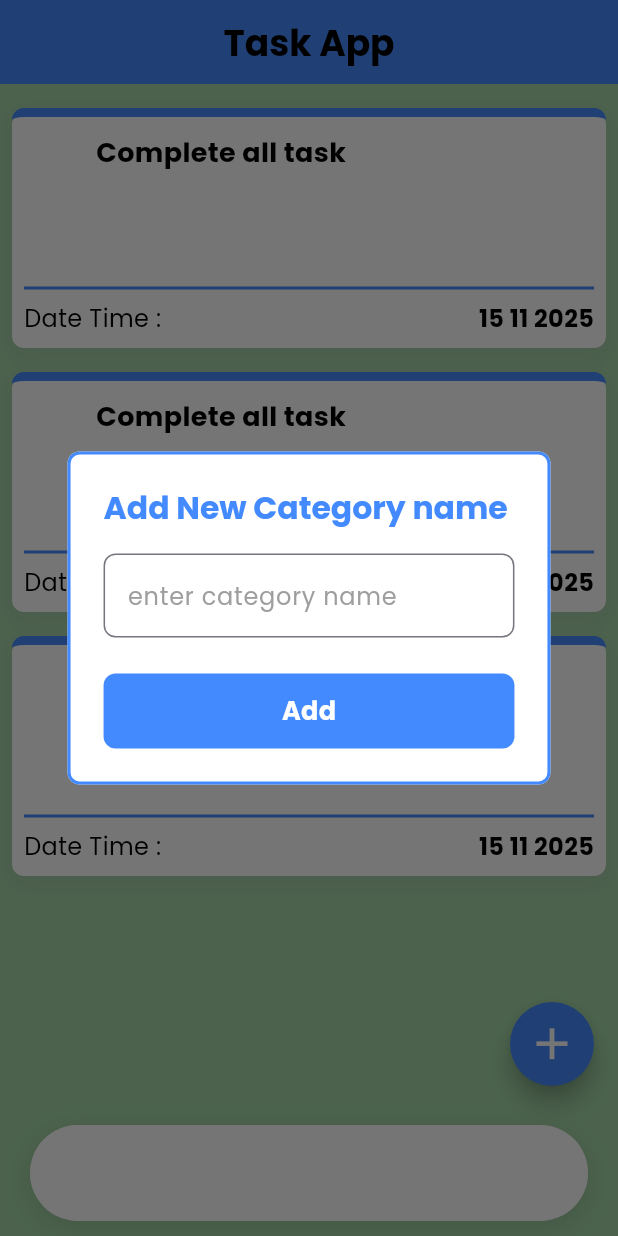
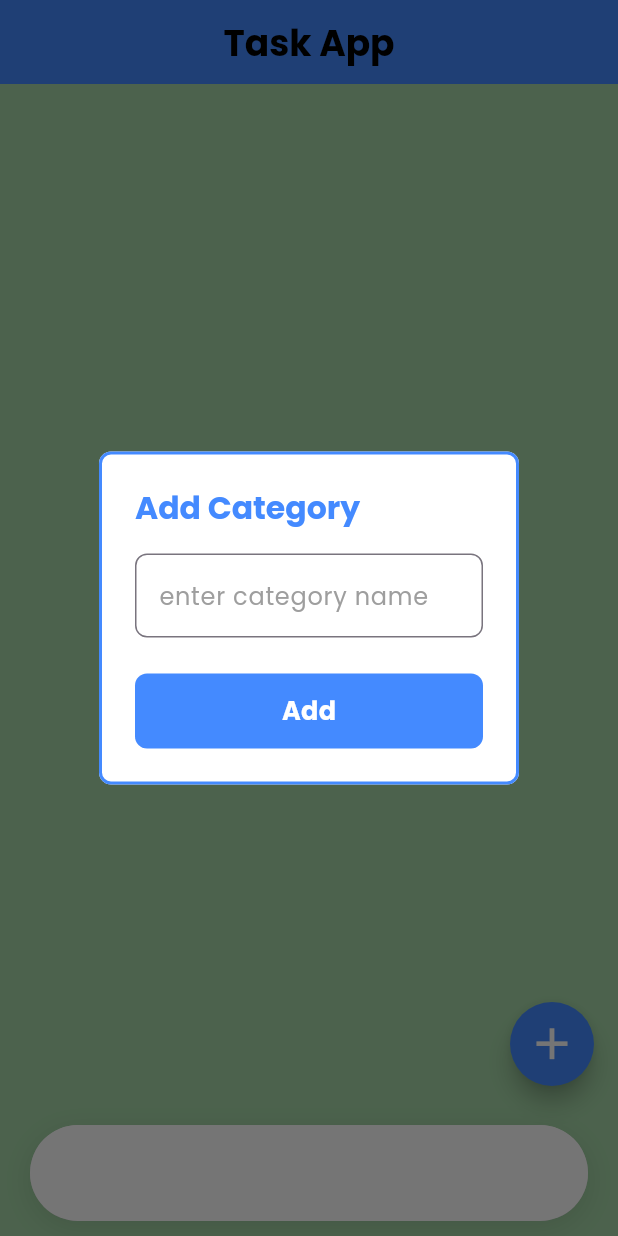
Before and after one commit to Narak76543/task_app_flutter, a Flutter app: the screen it shows after launch, item 2 of the bottom bar chosen, after a tap on the "add" icon, on a phone screen of 412 x 824 dp. Run offline on Flutter 3.47's test engine with Material 3 defaults, Android fonts, the phone set to English and light mode, and no system bars; our stand-ins replace get, google_fonts, sqflite; accounts and stored records are empty.

Commit message:
update on CategoryName display and date time formarter

```diff
--- a/lib/data/model/category_model.dart
+++ b/lib/data/model/category_model.dart
@@ -4,9 +4,13 @@ class CategoryModel {
   final String title;
   final String dateTime;
 
-  CategoryModel({
-    this.id,
-    required this.title,
-    required this.dateTime,
-  });
+  CategoryModel({this.id, required this.title, required this.dateTime});
+
+  factory CategoryModel.fromJson(Map<String, dynamic> json) {
+    return CategoryModel(
+      id: json['id'],
+      title: json['title'],
+      dateTime: json['dateTime'],
+    );
+  }
 }
--- a/lib/data/repo/repository.dart
+++ b/lib/data/repo/repository.dart
@@ -2,5 +2,6 @@ import 'package:taskapp/data/model/category_model.dart';
 
 abstract class Repository {
   Future<void> addCategory ( CategoryModel category);
+  Future<List<CategoryModel>> getAllCategory ();
 
 }
--- a/lib/data/repo/repository_implement.dart
+++ b/lib/data/repo/repository_implement.dart
@@ -1,5 +1,3 @@
-// lib/data/repo/repository_impl.dart
-
 import 'package:taskapp/data/model/category_model.dart';
 import 'package:taskapp/data/repo/repository.dart';
 import 'package:taskapp/data/source/data_source.dart'; // We will create this next
@@ -16,4 +14,13 @@ class RepositoryImpl implements Repository {
     // The repository delegates the actual work to the data source.
     return _dataSource.addCategory(category);
   }
+
+  @override
+  Future<List<CategoryModel>> getAllCategory()  async{
+    try {
+      return await _dataSource.getAllCategory();
+    } catch (e) {
+      throw Exception('failed to get all Category : $e');
+    }
+  }
 }
--- a/lib/data/source/data_source.dart
+++ b/lib/data/source/data_source.dart
@@ -20,12 +20,19 @@ class DataSource {
     // Insert the category into the database
     await db.insert(
       CategoryModel.tableName, // Use the table name from the model
-      {
-        'title': category.title,
-        'dateTime': category.dateTime,
-      },
+      {'title': category.title, 'dateTime': category.dateTime},
       conflictAlgorithm: ConflictAlgorithm.replace, // Handle conflicts
     );
+  }
+
+  Future<List<CategoryModel>> getAllCategory() async {
+    try {
+      final db = await AppDatabase.instance.db;
+      final result = await db.query(CategoryModel.tableName);
+      return result.map((e) => CategoryModel.fromJson(e)).toList();
+    } catch (e) {
+      throw Exception('failed to add Category : $e');
+    }
   }
 
   // You would add other methods here, for example:
--- a/lib/database/local_data.dart
+++ b/lib/database/local_data.dart
@@ -1,3 +1,6 @@
+import 'package:taskapp/data/model/category_model.dart';
+
 abstract class LocalData {
   Future<void> addCategory({required String title, required String dateTime});
+  Future<List<CategoryModel>> getAllCategory();
 }
--- a/lib/database/local_data_implement.dart
+++ b/lib/database/local_data_implement.dart
@@ -20,4 +20,10 @@ class LocalDataImplement extends LocalData {
       throw Exception('failed to add Category : $e');
     }
   }
+
+  @override
+  Future<List<CategoryModel>> getAllCategory() {
+    // TODO: implement GetAllCategory
+    throw UnimplementedError();
+  }
 }
--- a/lib/main.dart
+++ b/lib/main.dart
@@ -10,9 +10,9 @@ import 'database/app_database.dart';
 class InitialBinding extends Bindings {
   @override
   Future<void> dependencies() async {
+
     final appDatabase = AppDatabase.instance;
     Get.put<AppDatabase>(appDatabase, permanent: true);
-
     Get.lazyPut<DataSource>(() => DataSource(Get.find()));
     Get.lazyPut<Repository>(() => RepositoryImpl(Get.find()));
   }
--- a/lib/presentation/category/category_controller.dart
+++ b/lib/presentation/category/category_controller.dart
@@ -8,7 +8,6 @@ class CategoryController extends GetxController {
   late final Repository _repository;
   final RxList<CategoryModel> categories = <CategoryModel>[].obs;
 
-  /// Optional injection for tests; otherwise resolves with Get.find
   CategoryController({Repository? repository}) {
     if (repository != null) {
       _repository = repository;
@@ -20,7 +19,7 @@ class CategoryController extends GetxController {
   @override
   void onInit() {
     super.onInit();
-    // optionally load existing categories here if repository provides a read method
+    getAllCategory();
   }
 
   /// Adds a category. Returns `true` on success, `false` on failure.
@@ -39,7 +38,7 @@ class CategoryController extends GetxController {
     try {
       final model = CategoryModel(title: trimmed, dateTime: dateTime);
       await _repository.addCategory(model);
-      categories.add(model);
+      categories.add(model); // RxList will notify Obx; call update() if using GetBuilder
       update();
       return true;
     } catch (e) {
@@ -49,8 +48,22 @@ class CategoryController extends GetxController {
         backgroundColor: Colors.redAccent,
         colorText: Colors.white,
       );
-      // Optionally log `e` somewhere
       return false;
     }
   }
+
+  Future<void> getAllCategory() async {
+    try {
+      final result = await _repository.getAllCategory();
+      categories.assignAll(result ?? <CategoryModel>[]); // replace content atomically
+      update(); // keep for GetBuilder; safe even with Obx
+    } catch (e) {
+      Get.snackbar(
+        'Error',
+        'Failed to fetch categories',
+        backgroundColor: Colors.redAccent,
+        colorText: Colors.white,
+      );
+    }
+  }
 }
--- a/lib/presentation/category/category_screen.dart
+++ b/lib/presentation/category/category_screen.dart
@@ -22,16 +22,29 @@ class _CategoryScreenState extends State<CategoryScreen> {
   final DateTime _dateTime = DateTime.now();
 
   @override
+  void initState() {
+    _controller.getAllCategory();
+    super.initState();
+  }
+
+  @override
   Widget build(BuildContext context) {
     return Scaffold(
       backgroundColor: Colors.green[200],
-      body: Column(
-        children: [
-          SizedBox(height: space),
-          BoxWidget(),
-          BoxWidget(),
-          BoxWidget(),
-        ],
+      body: GetBuilder<CategoryController>(
+        init: _controller,
+        initState: (state) => _controller.getAllCategory(),
+        builder: (controller) {
+          return ListView.builder(
+            itemCount: _controller.categories.length,
+            itemBuilder: (context, index) {
+              final record = _controller.categories[index];
+              return BoxWidget(
+                text: record.title,
+                dateTime: record.dateTime,
+              );
+            },);
+        },
       ),
       floatingActionButton: FloatingActionButton(
         backgroundColor: kBlueColor,
@@ -39,6 +52,17 @@ class _CategoryScreenState extends State<CategoryScreen> {
           showDialog(
             context: context,
             builder: (context) {
+              return _openAppCategory();
+            },
+          );
+        },
+        shape: CircleBorder(),
+        child: Icon(Icons.add, color: kWhiteColor, size: 35),
+      ),
+    );
+  }
+
+  AlertDialog _openAppCategory() {
     return AlertDialog(
       backgroundColor: kWhiteColor,
       shape: RoundedRectangleBorder(
@@ -46,7 +70,7 @@ class _CategoryScreenState extends State<CategoryScreen> {
         borderRadius: BorderRadius.circular(radius),
       ),
       title: TextWidget.textWidget(
-                  text: "Add New Category name ",
+        text: "Add Category",///////////////////////////
         fontSize: 21,
         color: kBlueColor,
         fontWeight: FontWeight.bold,
@@ -65,7 +89,9 @@ class _CategoryScreenState extends State<CategoryScreen> {
       actions: [
         ButtonWidget(
           onPressed: () {
-                      _controller.addCategory(_categoryController.text, _dateTime.toString());
+            Navigator.of(context).pop();
+            _controller.addCategory(
+                _categoryController.text, _dateTime.toString());
             print("======================${_categoryController.text}");
             print("===============${_dateTime}");
           },
@@ -75,12 +101,5 @@ class _CategoryScreenState extends State<CategoryScreen> {
         ),
       ],
     );
-            },
-          );
-        },
-        shape: CircleBorder(),
-        child: Icon(Icons.add, color: kWhiteColor, size: 35),
-      ),
-    );
   }
 }
--- a/lib/presentation/widget/box_widget.dart
+++ b/lib/presentation/widget/box_widget.dart
@@ -1,12 +1,16 @@
 import 'package:flutter/material.dart';
 import 'package:taskapp/presentation/widget/divider_widget.dart';
 import 'package:taskapp/presentation/widget/text_widget.dart';
+import 'package:taskapp/utils/helper.dart';
 
 import '../../core/constance.dart';
 import '../../core/space.dart';
 
 class BoxWidget extends StatelessWidget {
-  const BoxWidget({super.key});
+  const BoxWidget({super.key, required this.text, required this.dateTime});
+  final String text ;
+  final String dateTime ;
+
   final String checkList = "assets/icons/checklist.png";
 
   @override
@@ -36,7 +40,7 @@ class BoxWidget extends StatelessWidget {
               children: [
                 IconButton(onPressed: (){}, icon: Image.asset(checkList,height: 25, color: kBlueColor)),
                 TextWidget.textWidget(
-                  text: "Complete all task ",
+                  text: text,
                   fontWeight: FontWeight.bold,
                   fontSize: 18,
                 ),
@@ -54,7 +58,7 @@ class BoxWidget extends StatelessWidget {
               mainAxisAlignment: MainAxisAlignment.spaceBetween,
               children: [
                 TextWidget.textWidget(text: "Date Time :",fontWeight: FontWeight.w400),
-                TextWidget.textWidget(text: "15 11 2025" , fontWeight: FontWeight.bold)
+                TextWidget.textWidget(text: convertToDate(dateTime), fontWeight: FontWeight.bold)
               ],
             ),
           )
```
Also changed, not shown: lib/utils/helper.dart (added, +8 -0 lines). Lines whose indentation alone changed are shown as unchanged.
